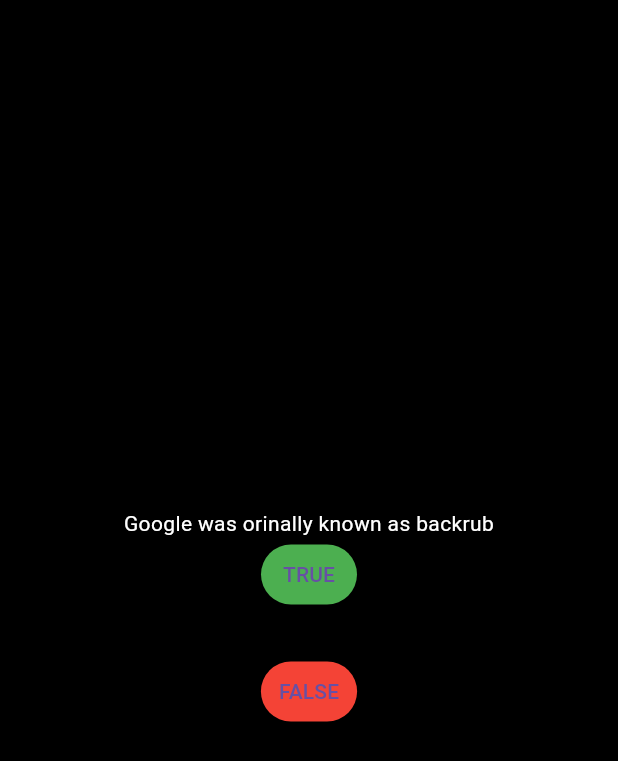
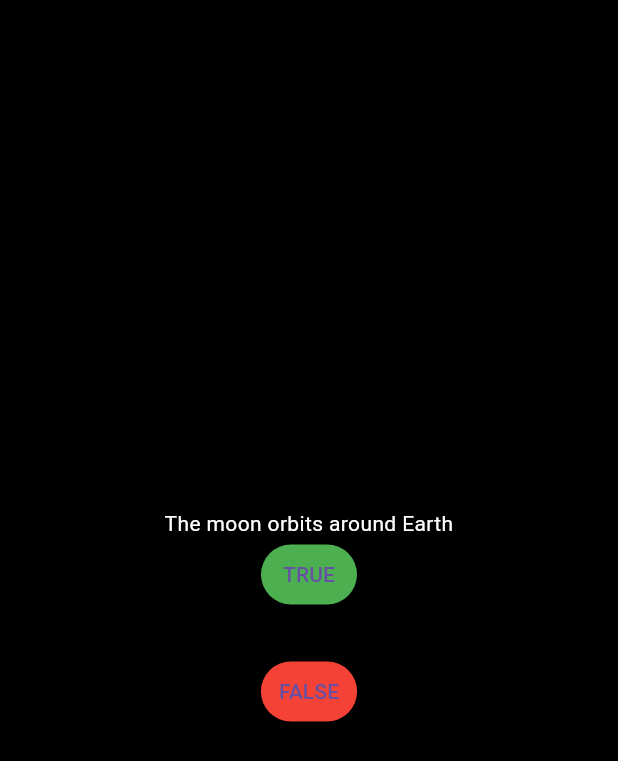
Before and after one commit to devikarakesh/quizapp, a Flutter app: the screen it shows after launch, after a tap on "TRUE", on a phone screen of 412 x 824 dp. Shown: the top 761 px of the screen. Run offline on Flutter 3.47's test engine with Material 3 defaults, Android fonts, the phone set to English and light mode, and no system bars; network calls fail.

Commit message:
changing qns

```diff
--- /dev/null
+++ b/lib/qn.dart
@@ -0,0 +1,5 @@
+class Quiz{
+  String ?qus;
+  bool ?ans;
+  Quiz({this.qus,this.ans});
+}
--- a/lib/questions.dart
+++ b/lib/questions.dart
@@ -1,4 +1,5 @@
 import 'package:flutter/material.dart';
+import 'package:quizapp/qn.dart';
 
 class Question extends StatefulWidget {
   const Question({super.key});
@@ -8,6 +9,7 @@ class Question extends StatefulWidget {
 }
 
 class _QuestionState extends State<Question> {
+
   @override
   Widget build(BuildContext context) {
     return Scaffold(
@@ -17,30 +19,52 @@ class _QuestionState extends State<Question> {
           mainAxisAlignment: MainAxisAlignment.center,
           children: [
             Text(
-              'Google was orinally known as backrub',
+              myList[index].qus,
               textAlign: TextAlign.center,
               style: TextStyle(
                 color: Colors.white,
               ),
             ),
             TextButton(
-              style:TextButton.styleFrom(
-                backgroundColor:Colors.green,
+              style: TextButton.styleFrom(
+                backgroundColor: Colors.green,
               ),
-              onPressed: () {},
+              onPressed: (){
+                setState((){
+                  nextqn();
+                });
+                },
               child: Text('TRUE'),
             ),
-            SizedBox(height:30),
+            SizedBox(height: 30),
             TextButton(
-              style:TextButton.styleFrom(
-                backgroundColor:Colors.red,
+              style: TextButton.styleFrom(
+                backgroundColor: Colors.red,
               ),
-                onPressed: () {},
-                child: Text('FALSE'),
+              onPressed: () {setState((){
+                nextqn();
+              });},
+              child: Text('FALSE'),
             ),
           ],
         ),
       ),
     );
   }
+
+  List myList = [
+    Quiz(qus: 'All dogs have tails', ans: false),
+    Quiz(qus: 'The moon orbits around Earth', ans: true),
+    Quiz(qus: 'Cats always land on their feet', ans: true),
+    Quiz(qus: 'Humans have four stomachs.', ans: false),
+    Quiz(qus: 'Ostriches can fly', ans: false),
+  ];
+
+  int index = 0;
+
+  void nextqn() {
+    if (index < myList.length) {
+      index++;
+    }
+  }
 }
```
